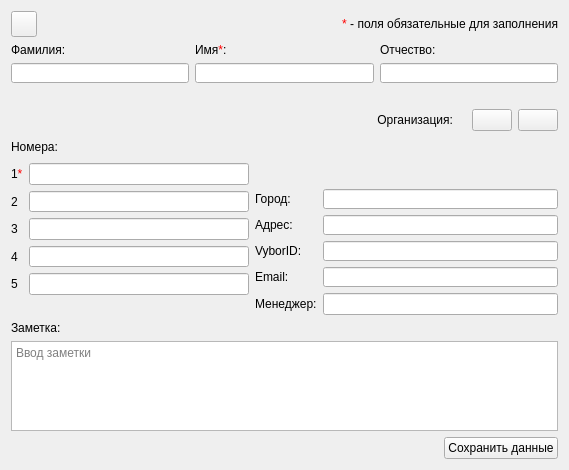
The window that src/EditContactDialog.ui (okostynchuk/Outcall) describes before a commit, drawn with Qt 5.
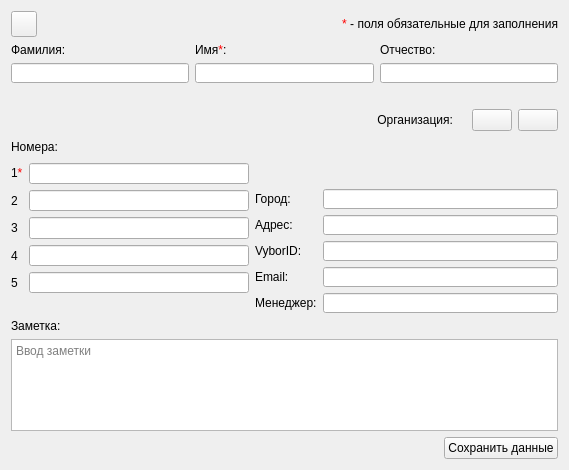
The same window after the commit. Icons and pictures are not drawn.

Commit message: Internal contacts list fixed + some GUI fixes + translations UPD

Diff of the .ui file:
```diff
--- a/src/EditContactDialog.ui
+++ b/src/EditContactDialog.ui
@@ -536,7 +536,14 @@
         </widget>
        </item>
        <item row="5" column="1">
-        <widget class="QLineEdit" name="employee"/>
+        <widget class="QLineEdit" name="employee">
+         <property name="minimumSize">
+          <size>
+           <width>0</width>
+           <height>20</height>
+          </size>
+         </property>
+        </widget>
        </item>
        <item row="5" column="0">
         <widget class="QLabel" name="label_8">
```
The commit also changes 19 other files.
